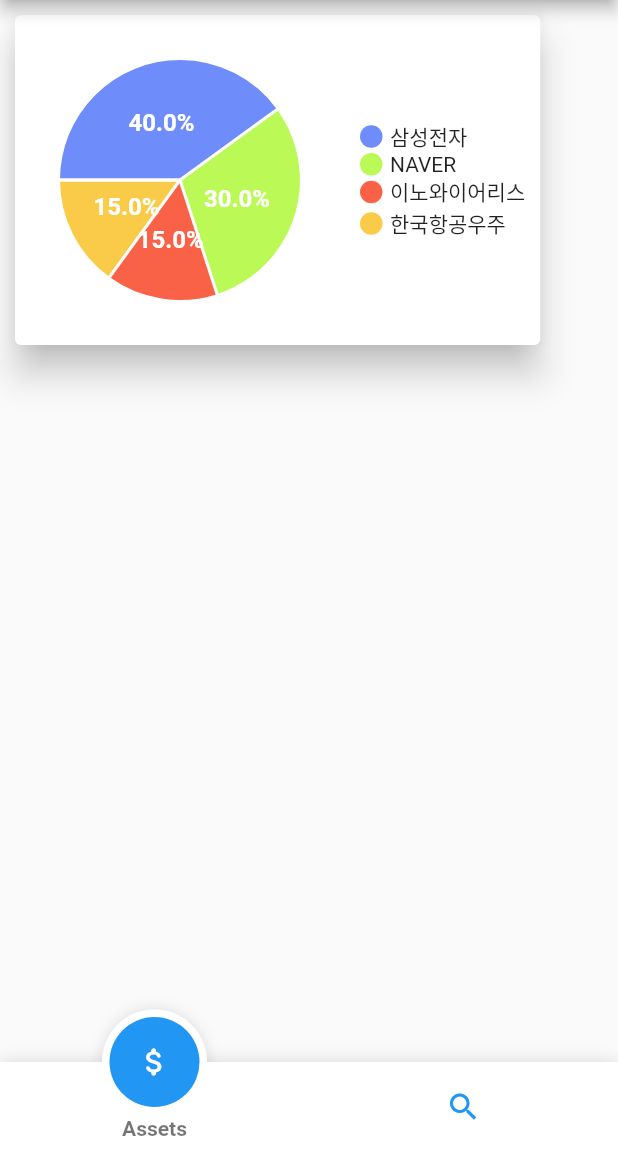
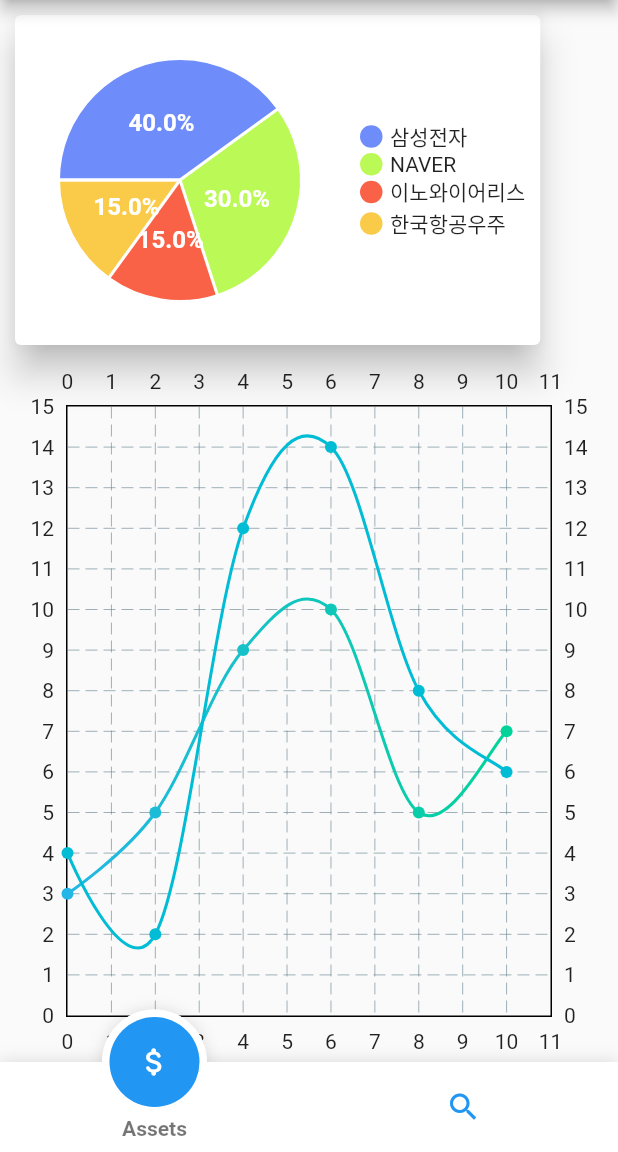
Before and after one commit to kammaii/asset_mng, a Flutter app: the screen it shows after launch, on a phone screen of 412 x 824 dp, the part 84-1236 px from its top. Run offline on Flutter 3.47's test engine with Material 2 defaults, Android fonts, the phone set to English and light mode, and no system bars; drawn by our look-alikes of fancy_bottom_navigation, fl_chart; missing offline and left inert: web_scraper.

Commit message:
making line chart

```diff
--- a/lib/main_assets.dart
+++ b/lib/main_assets.dart
@@ -15,6 +15,10 @@
   List<Color> chartColors = [Color(0xff6E8DFA),Color(0xffBBFA56),Color(0xffFA6248),Color(0xffFACB48),Color(0xff61FAB7),Color(0xffFA7F9E),Color(0xff5CDDFA),Color(0xffFAE443),Color(0xff50FA68),Color(0xff8269FA)];
   List<String> testTitleList = ['삼성전자','NAVER','이노와이어리스','한국항공우주'];
   List<double> testValueList = [40, 30, 15, 15];
+  List<Color> gradientColors = [
+    const Color(0xff23b6e6),
+    const Color(0xff02d39a),
+  ];
 
   @override
   Widget build(BuildContext context) {
@@ -25,7 +29,46 @@
             getCircleChart(testTitleList, testValueList),
           ],
         ),
+        Expanded(
+          child: getLineChart()
+        )
       ],
+    );
+  }
+
+  LineChart getLineChart() {
+    return LineChart(
+        LineChartData(
+            minX: 0,
+            maxX: 11,
+            minY: 0,
+            maxY: 15,
+            lineBarsData: [
+              LineChartBarData(
+                spots: [
+                  FlSpot(0, 3),
+                  FlSpot(2, 5),
+                  FlSpot(4, 9),
+                  FlSpot(6, 10),
+                  FlSpot(8, 5),
+                  FlSpot(10, 7)
+                ],
+                isCurved: true,
+                colors: gradientColors
+              ),
+              LineChartBarData(
+                spots: [
+                  FlSpot(0, 4),
+                  FlSpot(2, 2),
+                  FlSpot(4, 12),
+                  FlSpot(6, 14),
+                  FlSpot(8, 8),
+                  FlSpot(10, 6)
+                ],
+                isCurved: true,
+              )
+            ]
+        )
     );
   }
 
```
